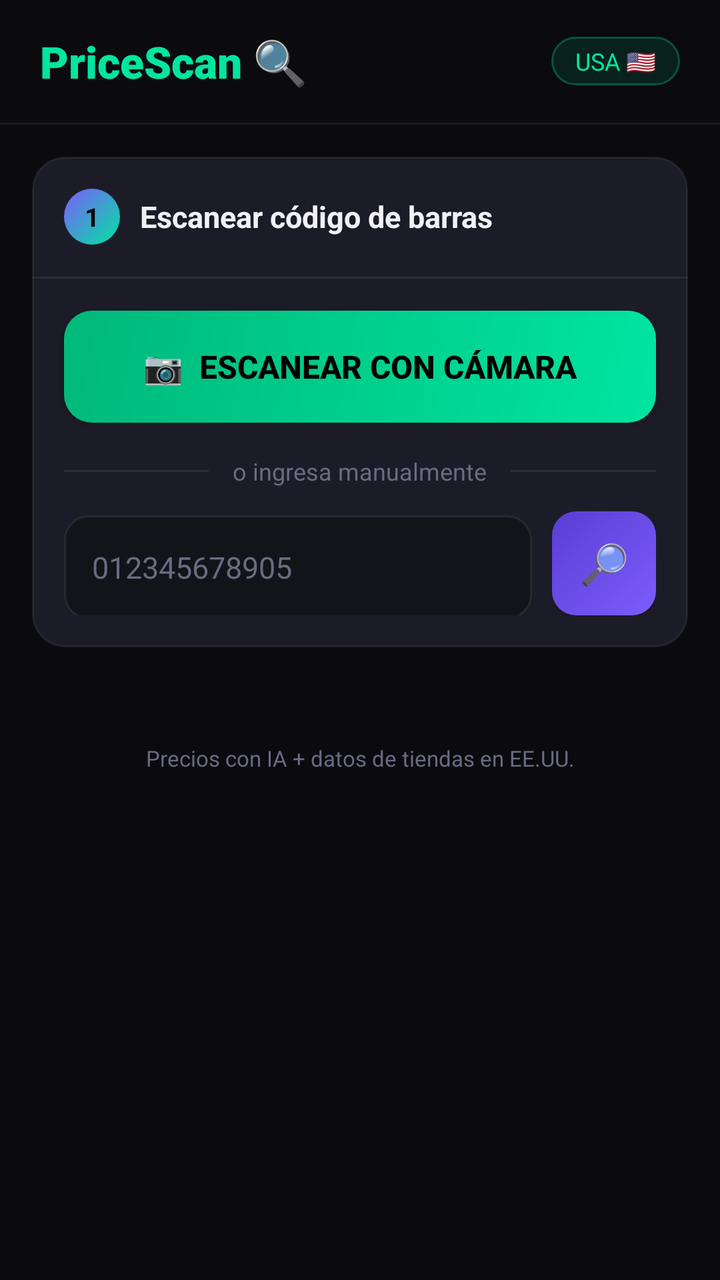
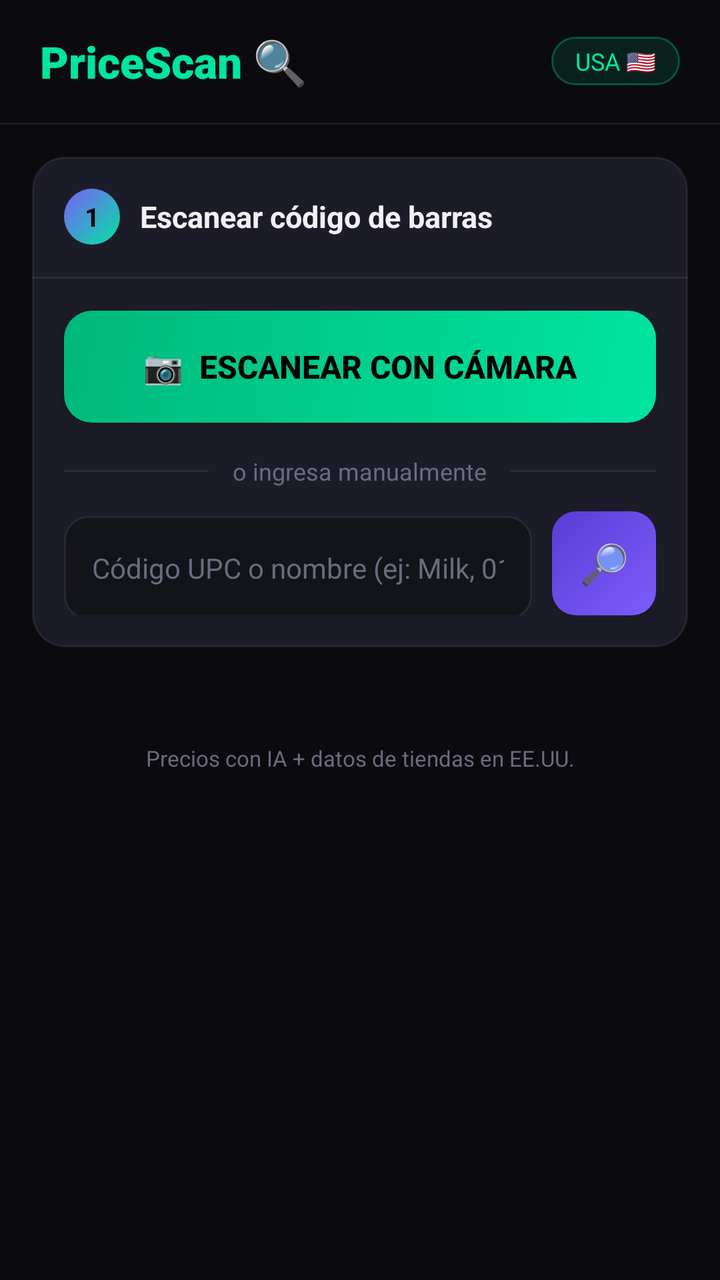

Before-and-after screenshots of an Android layout around one commit, followed by the original layout XML and the change that was made.
<!-- AndroidManifest.xml: application theme Theme.PriceScan -->
<!-- res/layout/activity_main.xml -->
<?xml version="1.0" encoding="utf-8"?>
<ScrollView xmlns:android="http://schemas.android.com/apk/res/android"
    android:layout_width="match_parent"
    android:layout_height="match_parent"
    android:background="@color/bg"
    android:fillViewport="true">

    <LinearLayout
        android:layout_width="match_parent"
        android:layout_height="wrap_content"
        android:orientation="vertical"
        android:padding="0dp">

        
        <LinearLayout
            android:layout_width="match_parent"
            android:layout_height="wrap_content"
            android:background="@color/bg"
            android:gravity="center_vertical"
            android:orientation="horizontal"
            android:paddingHorizontal="20dp"
            android:paddingVertical="16dp">

            <TextView
                android:layout_width="0dp"
                android:layout_height="wrap_content"
                android:layout_weight="1"
                android:fontFamily="sans-serif-black"
                android:text="PriceScan 🔍"
                android:textColor="@color/accent"
                android:textSize="22sp"
                android:textStyle="bold" />

            <TextView
                android:layout_width="wrap_content"
                android:layout_height="wrap_content"
                android:background="@drawable/badge_bg"
                android:paddingHorizontal="12dp"
                android:paddingVertical="4dp"
                android:text="USA 🇺🇸"
                android:textColor="@color/accent"
                android:textSize="12sp" />
        </LinearLayout>

        
        <View android:layout_width="match_parent" android:layout_height="1dp"
            android:background="#12FFFFFF" />

        
        <LinearLayout
            android:layout_width="match_parent"
            android:layout_height="wrap_content"
            android:orientation="vertical"
            android:padding="16dp">

            
            <LinearLayout
                android:id="@+id/scannerCard"
                android:layout_width="match_parent"
                android:layout_height="wrap_content"
                android:background="@drawable/card_bg"
                android:layout_marginBottom="16dp"
                android:orientation="vertical">

                <LinearLayout
                    android:layout_width="match_parent"
                    android:layout_height="wrap_content"
                    android:gravity="center_vertical"
                    android:orientation="horizontal"
                    android:padding="16dp">

                    <TextView
                        android:layout_width="28dp"
                        android:layout_height="28dp"
                        android:background="@drawable/step_badge_bg"
                        android:gravity="center"
                        android:text="1"
                        android:textColor="@color/black"
                        android:textSize="13sp"
                        android:textStyle="bold" />

                    <TextView
                        android:layout_width="wrap_content"
                        android:layout_height="wrap_content"
                        android:layout_marginStart="10dp"
                        android:text="Escanear código de barras"
                        android:textColor="@color/text"
                        android:textSize="15sp"
                        android:textStyle="bold" />
                </LinearLayout>

                <View android:layout_width="match_parent" android:layout_height="1dp"
                    android:background="#12FFFFFF" />

                
                <Button
                    android:id="@+id/btnScan"
                    android:layout_width="match_parent"
                    android:layout_height="56dp"
                    android:layout_margin="16dp"
                    android:background="@drawable/btn_primary_bg"
                    android:text="📷  Escanear con Cámara"
                    android:textColor="@color/black"
                    android:textSize="16sp"
                    android:textStyle="bold" />

                
                <LinearLayout
                    android:layout_width="match_parent"
                    android:layout_height="wrap_content"
                    android:gravity="center_vertical"
                    android:orientation="horizontal"
                    android:paddingHorizontal="16dp"
                    android:paddingBottom="12dp">
                    <View android:layout_width="0dp" android:layout_height="1dp"
                        android:layout_weight="1" android:background="#12FFFFFF" />
                    <TextView android:layout_width="wrap_content" android:layout_height="wrap_content"
                        android:paddingHorizontal="12dp" android:text="o ingresa manualmente"
                        android:textColor="@color/muted" android:textSize="12sp" />
                    <View android:layout_width="0dp" android:layout_height="1dp"
                        android:layout_weight="1" android:background="#12FFFFFF" />
                </LinearLayout>

                
                <LinearLayout
                    android:layout_width="match_parent"
                    android:layout_height="wrap_content"
                    android:orientation="horizontal"
                    android:paddingHorizontal="16dp"
                    android:paddingBottom="16dp">

                    <EditText
                        android:id="@+id/etBarcode"
                        android:layout_width="0dp"
                        android:layout_height="52dp"
                        android:layout_weight="1"
                        android:background="@drawable/input_bg"
                        android:hint="012345678905"
                        android:inputType="number"
                        android:paddingHorizontal="14dp"
                        android:textColor="@color/text"
                        android:textColorHint="@color/muted"
                        android:textSize="15sp" />

                    <Button
                        android:id="@+id/btnSearch"
                        android:layout_width="52dp"
                        android:layout_height="52dp"
                        android:layout_marginStart="10dp"
                        android:background="@drawable/btn_purple_bg"
                        android:text="🔎"
                        android:textSize="20sp" />
                </LinearLayout>
            </LinearLayout>

            
            <LinearLayout
                android:id="@+id/loadingSection"
                android:layout_width="match_parent"
                android:layout_height="wrap_content"
                android:gravity="center"
                android:orientation="vertical"
                android:padding="40dp"
                android:visibility="gone">

                <ProgressBar
                    android:id="@+id/progressBar"
                    android:layout_width="48dp"
                    android:layout_height="48dp"
                    android:indeterminateTint="@color/accent" />

                <TextView
                    android:layout_width="wrap_content"
                    android:layout_height="wrap_content"
                    android:layout_marginTop="16dp"
                    android:text="Buscando el mejor precio..."
                    android:textColor="@color/muted"
                    android:textSize="14sp" />

                <TextView
                    android:id="@+id/tvLoadingStep"
                    android:layout_width="wrap_content"
                    android:layout_height="wrap_content"
                    android:layout_marginTop="8dp"
                    android:textColor="@color/accent"
                    android:textSize="13sp" />
            </LinearLayout>

            
            <LinearLayout
                android:id="@+id/resultsSection"
                android:layout_width="match_parent"
                android:layout_height="wrap_content"
                android:orientation="vertical"
                android:visibility="gone">

                
                <LinearLayout
                    android:layout_width="match_parent"
                    android:layout_height="wrap_content"
                    android:background="@drawable/card_bg"
                    android:layout_marginBottom="16dp"
                    android:orientation="horizontal"
                    android:padding="16dp">

                    <ImageView
                        android:id="@+id/ivProduct"
                        android:layout_width="80dp"
                        android:layout_height="80dp"
                        android:background="@drawable/product_img_bg"
                        android:scaleType="centerCrop"
                        android:src="@android:drawable/ic_menu_gallery" />

                    <LinearLayout
                        android:layout_width="0dp"
                        android:layout_height="wrap_content"
                        android:layout_marginStart="16dp"
                        android:layout_weight="1"
                        android:orientation="vertical">

                        <TextView android:id="@+id/tvBrand"
                            android:layout_width="wrap_content" android:layout_height="wrap_content"
                            android:textColor="@color/accent" android:textSize="11sp"
                            android:textAllCaps="true" android:letterSpacing="0.1" />

                        <TextView android:id="@+id/tvProductName"
                            android:layout_width="wrap_content" android:layout_height="wrap_content"
                            android:layout_marginTop="4dp"
                            android:textColor="@color/text" android:textSize="16sp"
                            android:textStyle="bold" android:maxLines="2" />

                        <TextView android:id="@+id/tvBarcode"
                            android:layout_width="wrap_content" android:layout_height="wrap_content"
                            android:layout_marginTop="8dp"
                            android:background="@drawable/barcode_tag_bg"
                            android:paddingHorizontal="10dp" android:paddingVertical="4dp"
                            android:textColor="@color/muted" android:textSize="11sp" />
                    </LinearLayout>
                </LinearLayout>

                
                <LinearLayout
                    android:id="@+id/bestDealCard"
                    android:layout_width="match_parent"
                    android:layout_height="wrap_content"
                    android:background="@drawable/best_deal_bg"
                    android:layout_marginBottom="16dp"
                    android:orientation="vertical"
                    android:padding="16dp">

                    <TextView android:id="@+id/tvBestStore"
                        android:layout_width="wrap_content" android:layout_height="wrap_content"
                        android:textColor="@color/muted" android:textSize="13sp" />

                    <TextView android:id="@+id/tvBestPrice"
                        android:layout_width="wrap_content" android:layout_height="wrap_content"
                        android:layout_marginTop="4dp"
                        android:textColor="@color/accent" android:textSize="36sp"
                        android:textStyle="bold" />

                    <TextView android:id="@+id/tvSavings"
                        android:layout_width="wrap_content" android:layout_height="wrap_content"
                        android:layout_marginTop="4dp"
                        android:textColor="@color/accent2" android:textSize="13sp"
                        android:textStyle="bold" />
                </LinearLayout>

                
                <TextView
                    android:layout_width="wrap_content"
                    android:layout_height="wrap_content"
                    android:layout_marginBottom="10dp"
                    android:text="COMPARACIÓN DE PRECIOS 🇺🇸"
                    android:textColor="@color/muted"
                    android:textSize="11sp"
                    android:letterSpacing="0.12" />

                
                <LinearLayout
                    android:id="@+id/priceListContainer"
                    android:layout_width="match_parent"
                    android:layout_height="wrap_content"
                    android:orientation="vertical"
                    android:layout_marginBottom="16dp" />

                
                <LinearLayout
                    android:layout_width="match_parent"
                    android:layout_height="wrap_content"
                    android:orientation="horizontal"
                    android:layout_marginBottom="10dp">

                    <Button
                        android:id="@+id/btnShare"
                        android:layout_width="0dp"
                        android:layout_height="60dp"
                        android:layout_weight="1"
                        android:layout_marginEnd="6dp"
                        android:background="@drawable/card_bg"
                        android:text="📤 Compartir"
                        android:textColor="@color/text"
                        android:textSize="14sp" />

                    <Button
                        android:id="@+id/btnCopy"
                        android:layout_width="0dp"
                        android:layout_height="60dp"
                        android:layout_weight="1"
                        android:layout_marginStart="6dp"
                        android:background="@drawable/card_bg"
                        android:text="📋 Copiar"
                        android:textColor="@color/text"
                        android:textSize="14sp" />
                </LinearLayout>

                <Button
                    android:id="@+id/btnReset"
                    android:layout_width="match_parent"
                    android:layout_height="52dp"
                    android:background="@drawable/reset_btn_bg"
                    android:text="↩  Escanear otro producto"
                    android:textColor="@color/muted"
                    android:textSize="14sp" />

            </LinearLayout>

        </LinearLayout>

        
        <TextView
            android:layout_width="match_parent"
            android:layout_height="wrap_content"
            android:gravity="center"
            android:padding="16dp"
            android:text="Precios con IA + datos de tiendas en EE.UU."
            android:textColor="@color/muted"
            android:textSize="11sp" />

    </LinearLayout>
</ScrollView>
<!-- resources referenced by this layout -->
<resources>
  <color name="accent">#00E5A0</color>
  <color name="accent2">#FF6B35</color>
  <color name="bg">#0A0A0F</color>
  <color name="black">#000000</color>
  <color name="muted">#6B6B80</color>
  <color name="text">#F0F0F5</color>
  <!-- drawable badge_bg (drawable) -->
  <?xml version="1.0" encoding="utf-8"?>
  <shape xmlns:android="http://schemas.android.com/apk/res/android">
      <solid android:color="#1A00E5A0"/>
      <corners android:radius="20dp"/>
      <stroke android:width="1dp" android:color="#4D00E5A0"/>
  </shape>
  <!-- drawable barcode_tag_bg (drawable) -->
  <?xml version="1.0" encoding="utf-8"?>
  <shape xmlns:android="http://schemas.android.com/apk/res/android">
      <solid android:color="#13131A"/>
      <corners android:radius="8dp"/>
      <stroke android:width="1dp" android:color="#12FFFFFF"/>
  </shape>
  <!-- drawable best_deal_bg (drawable) -->
  <?xml version="1.0" encoding="utf-8"?>
  <shape xmlns:android="http://schemas.android.com/apk/res/android">
      <gradient android:startColor="#1F00E5A0" android:endColor="#0D00E5A0" android:angle="135"/>
      <corners android:radius="16dp"/>
      <stroke android:width="1dp" android:color="#4000E5A0"/>
  </shape>
  <!-- drawable btn_primary_bg (drawable) -->
  <?xml version="1.0" encoding="utf-8"?>
  <shape xmlns:android="http://schemas.android.com/apk/res/android">
      <gradient android:startColor="#00E5A0" android:endColor="#00B87A" android:angle="135"/>
      <corners android:radius="14dp"/>
  </shape>
  <!-- drawable btn_purple_bg (drawable) -->
  <?xml version="1.0" encoding="utf-8"?>
  <shape xmlns:android="http://schemas.android.com/apk/res/android">
      <gradient android:startColor="#7C5CFC" android:endColor="#5A3DD4" android:angle="135"/>
      <corners android:radius="12dp"/>
  </shape>
  <!-- drawable card_bg (drawable) -->
  <?xml version="1.0" encoding="utf-8"?>
  <shape xmlns:android="http://schemas.android.com/apk/res/android">
      <solid android:color="#1C1C28"/>
      <corners android:radius="16dp"/>
      <stroke android:width="1dp" android:color="#12FFFFFF"/>
  </shape>
  <!-- drawable input_bg (drawable) -->
  <?xml version="1.0" encoding="utf-8"?>
  <shape xmlns:android="http://schemas.android.com/apk/res/android">
      <solid android:color="#13131A"/>
      <corners android:radius="12dp"/>
      <stroke android:width="1dp" android:color="#12FFFFFF"/>
  </shape>
  <!-- drawable product_img_bg (drawable) -->
  <?xml version="1.0" encoding="utf-8"?>
  <shape xmlns:android="http://schemas.android.com/apk/res/android">
      <solid android:color="#13131A"/>
      <corners android:radius="12dp"/>
  </shape>
  <!-- drawable reset_btn_bg (drawable) -->
  <?xml version="1.0" encoding="utf-8"?>
  <shape xmlns:android="http://schemas.android.com/apk/res/android">
      <solid android:color="#00000000"/>
      <corners android:radius="14dp"/>
      <stroke android:width="1dp" android:color="#12FFFFFF" android:dashWidth="4dp" android:dashGap="4dp"/>
  </shape>
  <!-- drawable step_badge_bg (drawable) -->
  <?xml version="1.0" encoding="utf-8"?>
  <shape xmlns:android="http://schemas.android.com/apk/res/android">
      <gradient android:startColor="#00E5A0" android:endColor="#7C5CFC" android:angle="135"/>
      <corners android:radius="14dp"/>
  </shape>
  <style name="Theme.PriceScan" parent="Theme.MaterialComponents.DayNight.NoActionBar">
          <item name="colorPrimary">@color/accent</item>
          <item name="colorPrimaryVariant">@color/accent3</item>
          <item name="colorOnPrimary">@color/black</item>
          <item name="android:windowBackground">@color/bg</item>
          <item name="android:statusBarColor">@color/bg</item>
          <item name="android:navigationBarColor">@color/bg</item>
          <item name="android:windowLightStatusBar">false</item>
      </style>
  <color name="accent3">#7C5CFC</color>
</resources>

<!-- the commit's change to res/layout/activity_main.xml (unified diff, before → after) -->
@@ -135,12 +135,12 @@
                         android:layout_height="52dp"
                         android:layout_weight="1"
                         android:background="@drawable/input_bg"
-                        android:hint="012345678905"
-                        android:inputType="number"
+                        android:hint="Código UPC o nombre (ej: Milk, 01111...)"
+                        android:inputType="text"
                         android:paddingHorizontal="14dp"
                         android:textColor="@color/text"
                         android:textColorHint="@color/muted"
-                        android:textSize="15sp" />
+                        android:textSize="14sp" />
 
                     <Button
                         android:id="@+id/btnSearch"
@@ -266,21 +266,68 @@
                 </LinearLayout>
 
                 
-                <TextView
-                    android:layout_width="wrap_content"
-                    android:layout_height="wrap_content"
-                    android:layout_marginBottom="10dp"
-                    android:text="COMPARACIÓN DE PRECIOS 🇺🇸"
-                    android:textColor="@color/muted"
-                    android:textSize="11sp"
-                    android:letterSpacing="0.12" />
-
-                
-                <LinearLayout
-                    android:id="@+id/priceListContainer"
-                    android:layout_width="match_parent"
-                    android:layout_height="wrap_content"
+                <LinearLayout
+                    android:id="@+id/aiInsightCard"
+                    android:layout_width="match_parent"
+                    android:layout_height="wrap_content"
+                    android:background="@drawable/card_bg"
+                    android:layout_marginBottom="16dp"
                     android:orientation="vertical"
+                    android:padding="14dp"
+                    android:visibility="gone">
+
+                    <TextView
+                        android:layout_width="wrap_content"
+                        android:layout_height="wrap_content"
+                        android:text="🤖 Análisis Inteligente de Mercado (IA)"
+                        android:textColor="@color/accent"
+                        android:textSize="12sp"
+                        android:textStyle="bold" />
+
+                    <TextView
+                        android:id="@+id/tvAiInsightText"
+                        android:layout_width="wrap_content"
+                        android:layout_height="wrap_content"
+                        android:layout_marginTop="4dp"
+                        android:textColor="@color/text"
+                        android:textSize="13sp" />
+                </LinearLayout>
+
+                
+                <LinearLayout
+                    android:layout_width="match_parent"
+                    android:layout_height="wrap_content"
+                    android:gravity="center_vertical"
+                    android:orientation="horizontal"
+                    android:layout_marginBottom="10dp">
+
+                    <TextView
+                        android:layout_width="0dp"
+                        android:layout_height="wrap_content"
+                        android:layout_weight="1"
+                        android:text="COMPARACIÓN DE PRECIOS 🇺🇸"
+                        android:textColor="@color/muted"
+                        android:textSize="11sp"
+                        android:letterSpacing="0.12" />
+
+                    <TextView
+                        android:id="@+id/tvDataSourceBadge"
+                        android:layout_width="wrap_content"
+                        android:layout_height="wrap_content"
+                        android:background="@drawable/badge_bg"
+                        android:paddingHorizontal="8dp"
+                        android:paddingVertical="2dp"
+                        android:textColor="@color/accent"
+                        android:textSize="10sp"
+                        android:textStyle="bold" />
+                </LinearLayout>
+
+                
+                <androidx.recyclerview.widget.RecyclerView
+                    android:id="@+id/rvPrices"
+                    android:layout_width="match_parent"
+                    android:layout_height="wrap_content"
+                    android:nestedScrollingEnabled="false"
                     android:layout_marginBottom="16dp" />
 
                 
